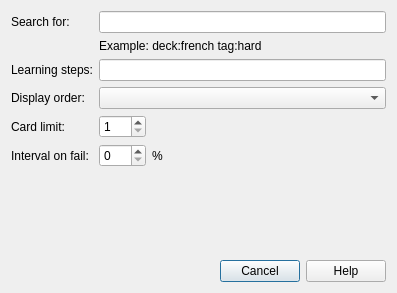
The window that designer/dyndconf.ui (ankitects/anki) describes before a commit, drawn with Qt 5.
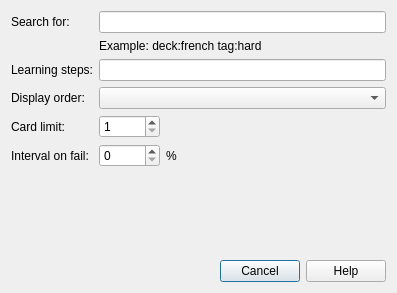
The same window after the commit.

Commit message: increase cram deck limit

What changed in the file:
```diff
--- a/designer/dyndconf.ui
+++ b/designer/dyndconf.ui
@@ -22,7 +22,7 @@
         <number>1</number>
        </property>
        <property name="maximum">
-        <number>999</number>
+        <number>99999</number>
        </property>
       </widget>
      </item>
```
